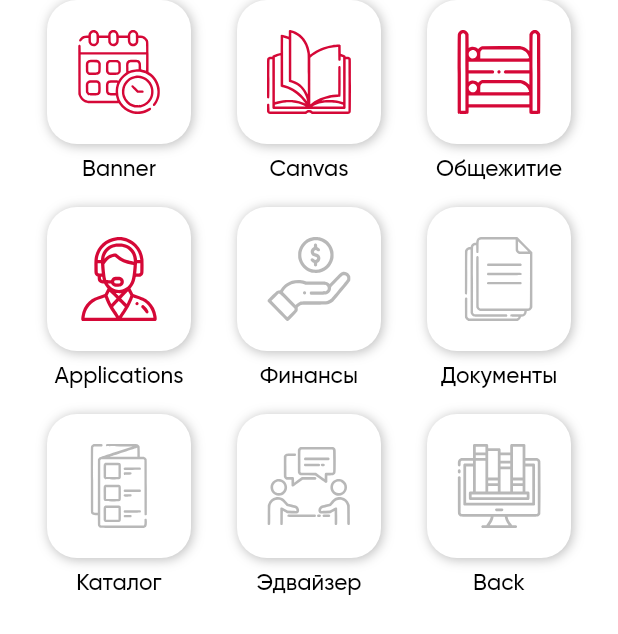
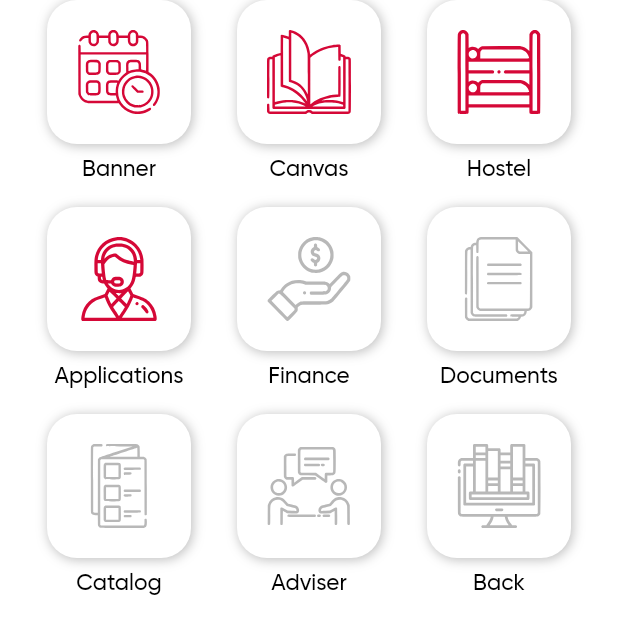
Before and after one commit to Olzhas-kh/testApp, a Flutter app: the ChaptersWidget widget shown alone on an empty page, opened directly, on a phone screen of 412 x 824 dp. Shown: the top 634 px of the screen. Run offline on Flutter 3.47's test engine with Material 2 defaults, Android fonts, the light colour scheme and no system bars; our stand-ins replace auto_route, bloc, cached_network_image, carousel_slider, dio, extended_image and 9 more; accounts and stored records are empty; generated files the repository leaves out were written again.

Commit message:
Chapters and Sections

```diff
--- a/lib/src/core/l10n/app_en.arb
+++ b/lib/src/core/l10n/app_en.arb
@@ -1,15 +1,24 @@
 {
+  "adviser": "Adviser",
   "applications": "Applications",
   "applyForAHostel": "Apply for a hostel",
   "back": "Back",
+  "catalog": "Catalog",
   "clearly": "Clear",
   "dateOfBirth": "Date of birth",
   "development": "Development",
+  "documents": "Documents",
   "enter": "Login",
   "enterLogin": "Enter your username",
   "enterPassword": "Enter the password",
+  "finance": "Finance",
+  "frequentlyAskedQuestions": "Frequently Asked Questions",
   "good": "Good!",
   "gpa": "GPA",
+  "hostel": "Hostel",
+  "imageError": "Image Error",
+  "jobOpenings": "Job openings",
+  "library": "Library",
   "login": "Login",
   "password": "Password",
   "theSectionIsUnderDevelopment": "The section is under development",
--- a/lib/src/core/l10n/app_kk.arb
+++ b/lib/src/core/l10n/app_kk.arb
@@ -1,15 +1,24 @@
 {
+  "adviser": "Эдвайзер",
   "applications": "Өтінімдер",
   "applyForAHostel": "Жатақханаға өтініш беру",
   "back": "Артқа",
+  "catalog": "Каталог",
   "clearly": "Түсінікті",
   "dateOfBirth": "Туған күн",
   "development": "Әзірлеу",
+  "documents": "Құжаттар",
   "enter": "Кіру",
   "enterLogin": "Логинді енгізіңіз",
   "enterPassword": "Құпия сөзді енгізіңіз",
+  "finance": "Қаржы",
+  "frequentlyAskedQuestions": "Жиі қойылатын сұрақтар",
   "good": "Жақсы!",
   "gpa": "GPA",
+  "hostel": "Жатақхана",
+  "imageError": "Сурет қатесі",
+  "jobOpenings": "Бос орындар",
+  "library": "Кітапхана",
   "login": "Логин",
   "password": "Пароль",
   "theSectionIsUnderDevelopment": "Бөлім әзірленуде",
--- a/lib/src/core/l10n/app_ru.arb
+++ b/lib/src/core/l10n/app_ru.arb
@@ -1,15 +1,24 @@
 {
+  "adviser": "Эдвайзер",
   "applications": "Заявки",
   "applyForAHostel": "Подать заявку на общежитие",
   "back": "Назад",
+  "catalog": "Каталог",
   "clearly": "Понятно",
   "dateOfBirth": "Дата рождения",
   "development": "Разработка",
+  "documents": "Документы",
   "enter": "Войти",
   "enterLogin": "Введите логин",
   "enterPassword": "Введите пароль",
+  "finance": "Финансы",
+  "frequentlyAskedQuestions": "Часто задаваемые вопросы",
   "good": "Хорошо!",
   "gpa": "GPA",
+  "hostel": "Общежитие",
+  "imageError": "Ошибка изображения",
+  "jobOpenings": "Вакансии",
+  "library": "Библиотека",
   "login": "Логин",
   "password": "Пароль",
   "theSectionIsUnderDevelopment": "Раздел находится в разработке",
--- a/lib/src/feautures/home/presentation/ui/web_requests_page.dart
+++ b/lib/src/feautures/home/presentation/ui/web_requests_page.dart
@@ -36,7 +36,7 @@ class _WebRequestsPageState extends State<WebRequestsPage> {
                 context.router.pop();
               },
             ),
-            Expanded(
+            const Expanded(
               child: WebView(
                 initialUrl: 'https://shd.narxoz.kz/',
               ),
--- a/lib/src/feautures/home/presentation/widgets/chapters_widget.dart
+++ b/lib/src/feautures/home/presentation/widgets/chapters_widget.dart
@@ -32,7 +32,7 @@ class _ChaptersWidgetState extends State<ChaptersWidget> {
     ),
     _Chapter(
       id: 3,
-      text: 'Общежитие',
+      text: context.appLocale.hostel,
       // onTap: () {},
       isActive: true,
       image: 'assets/icons/chapter_3.svg',
@@ -46,25 +46,25 @@ class _ChaptersWidgetState extends State<ChaptersWidget> {
     ),
     _Chapter(
       id: 5,
-      text: 'Финансы',
+      text: context.appLocale.finance,
       // onTap: () {},
       image: 'assets/icons/chapter_5.svg',
     ),
     _Chapter(
       id: 6,
-      text: 'Документы',
+      text: context.appLocale.documents,
       // onTap: () {},
       image: 'assets/icons/chapter_6.svg',
     ),
     _Chapter(
       id: 7,
-      text: 'Каталог',
+      text: context.appLocale.catalog,
       // onTap: () {},
       image: 'assets/icons/chapter_7.svg',
     ),
     _Chapter(
       id: 8,
-      text: 'Эдвайзер',
+      text: context.appLocale.adviser,
       // onTap: () {},
       image: 'assets/icons/chapter_8.svg',
     ),
```
Also changed, not shown: lib/src/feautures/sections/presentation/ui/sections_page.dart (+8 -3 lines), lib/src/feautures/sections/presentation/widgets/section_card_widget.dart (+22 -19 lines), assets/temp/section1.png (added), assets/temp/section2.png (added), assets/temp/section3.png (added), assets/temp/section4.png (added).
